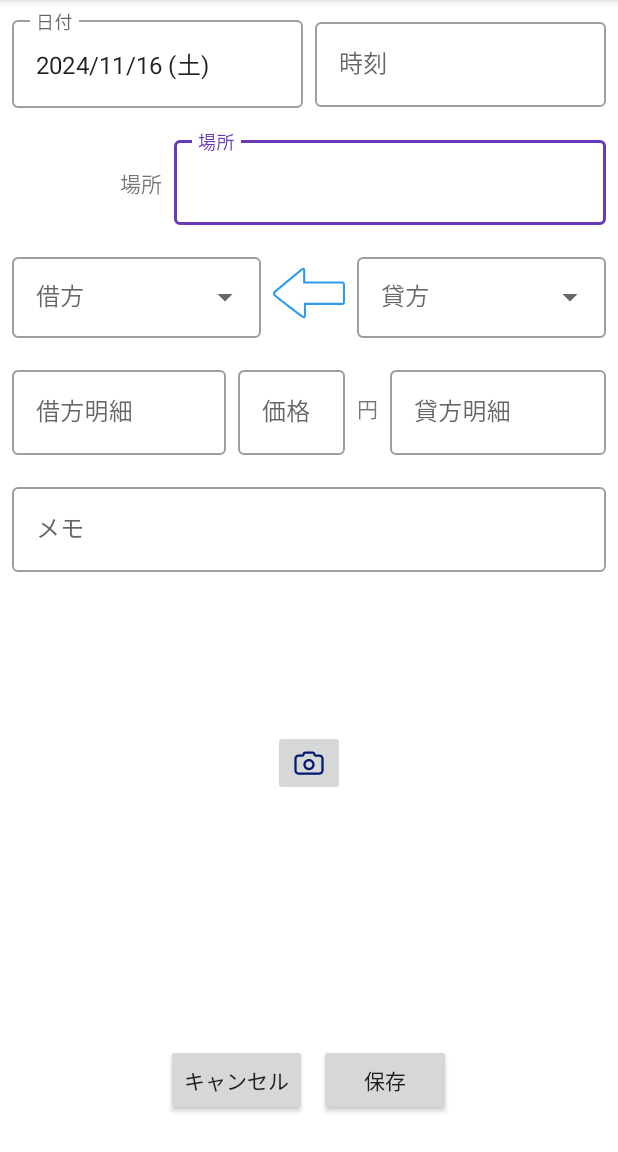
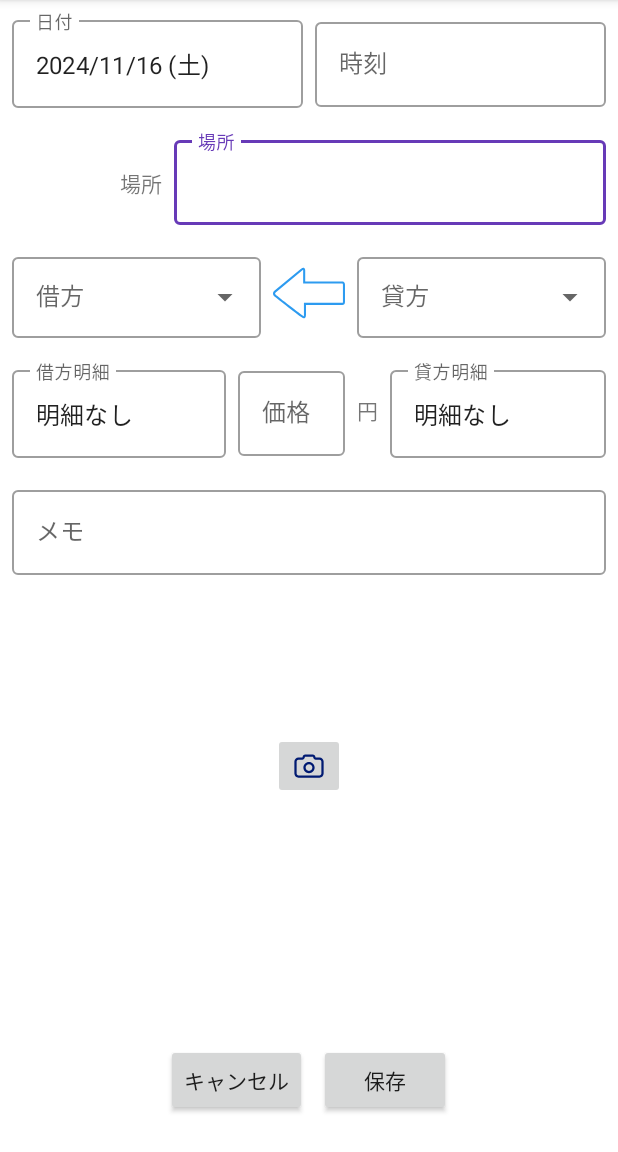
Before and after one commit to ShinKitahara/okanenavi_app, an Android app: the CreateActivity screen opened directly, with no data from a screen before it, on a phone screen of 412 x 824 dp, the part 84-1236 px from its top. Run offline under Robolectric (Android 15) with nearby library versions, the phone set to English and light mode, and no system bars; our stand-ins replace Firebase (no records; nobody signed in at launch, a user with empty details on screens opened directly).

Commit message:
Set "No Detail Credit/Debit" as default

```diff
--- a/app/src/main/java/okanenavi/co/jp/ui/home/CreateActivity.kt
+++ b/app/src/main/java/okanenavi/co/jp/ui/home/CreateActivity.kt
@@ -83,6 +83,9 @@ class CreateActivity : AppCompatActivity() {
         val currentDate = Date()
         binding.dateInput.setText(formatDateWithDayOfWeek(currentDate))
         date = today.time
+
+        binding.debitDetailInput.setText("明細なし")
+        binding.creditDetailInput.setText("明細なし")
 
         recordId = intent.getStringExtra(ARG_RECORD_ID)
 
```
